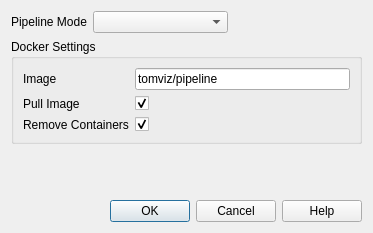
The window that tomviz/PipelineSettingsDialog.ui (OpenChemistry/tomviz) describes before a commit, drawn with Qt 5.
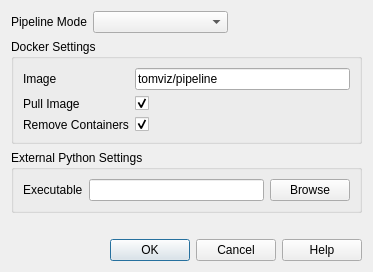
The same window after the commit.

Commit message:
Add external python executor
Add external python executor and separate the different executors
into their own files.

Diff of the .ui file:
```diff
--- a/tomviz/PipelineSettingsDialog.ui
+++ b/tomviz/PipelineSettingsDialog.ui
@@ -7,7 +7,7 @@
     <x>0</x>
     <y>0</y>
     <width>373</width>
-    <height>233</height>
+    <height>191</height>
    </rect>
   </property>
   <property name="windowTitle">
@@ -118,6 +118,69 @@
      </layout>
     </widget>
    </item>
+   <item>
+    <widget class="QGroupBox" name="externalGroupBox">
+     <property name="title">
+      <string>External Python Settings</string>
+     </property>
+     <layout class="QFormLayout" name="formLayout_4">
+      <item row="0" column="1">
+       <layout class="QHBoxLayout" name="horizontalLayout_2">
+        <item>
+         <widget class="QLineEdit" name="externalLineEdit"/>
+        </item>
+        <item>
+         <widget class="QPushButton" name="browseButton">
+          <property name="text">
+           <string>Browse</string>
+          </property>
+         </widget>
+        </item>
+       </layout>
+      </item>
+      <item row="0" column="0">
+       <layout class="QVBoxLayout" name="verticalLayout_3">
+        <item>
+         <widget class="QLabel" name="label">
+          <property name="text">
+           <string>Executable</string>
+          </property>
+         </widget>
+        </item>
+       </layout>
+      </item>
+     </layout>
+    </widget>
+   </item>
+   <item>
+    <widget class="QLabel" name="errorLabel">
+     <property name="styleSheet">
+      <string notr="true">color: red</string>
+     </property>
+     <property name="text">
+      <string/>
+     </property>
+     <property name="textFormat">
+      <enum>Qt::RichText</enum>
+     </property>
+     <property name="wordWrap">
+      <bool>true</bool>
+     </property>
+    </widget>
+   </item>
+   <item>
+    <spacer name="verticalSpacer_2">
+     <property name="orientation">
+      <enum>Qt::Vertical</enum>
+     </property>
+     <property name="sizeHint" stdset="0">
+      <size>
+       <width>20</width>
+       <height>40</height>
+      </size>
+     </property>
+    </spacer>
+   </item>
    <item>
     <spacer name="verticalSpacer">
      <property name="orientation">
```
The commit also changes 15 other files.
